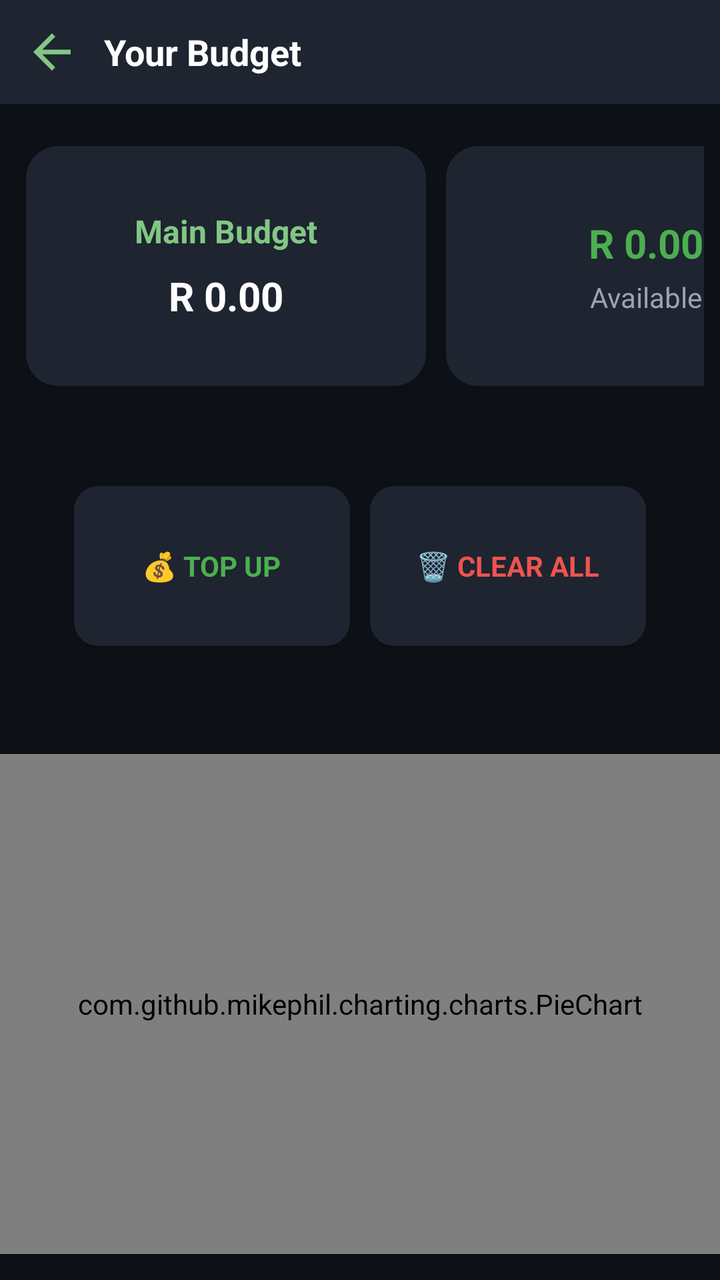
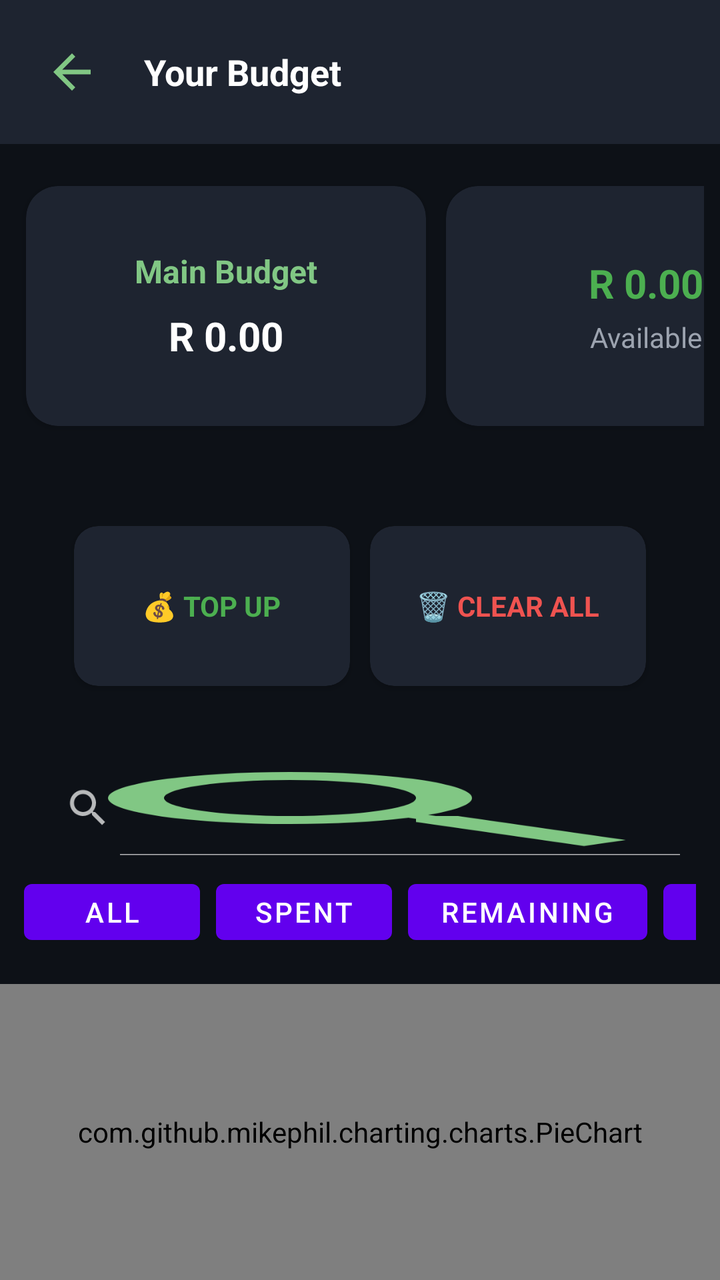

An Android layout rendered at two revisions. The XML below is the earlier revision; the diff shows what the commit changed to produce the second picture.
<!-- AndroidManifest.xml: application theme Theme.BudgetasYouGO -->
<!-- res/layout/activity_spendings.xml -->
<?xml version="1.0" encoding="utf-8"?>
<androidx.constraintlayout.widget.ConstraintLayout xmlns:android="http://schemas.android.com/apk/res/android"
    xmlns:app="http://schemas.android.com/apk/res-auto"
    xmlns:tools="http://schemas.android.com/tools"
    android:layout_width="match_parent"
    android:layout_height="match_parent"
    tools:context=".spendings"
    android:background="#0D1117">

    
    <LinearLayout
        android:id="@+id/topBar"
        android:layout_width="0dp"
        android:layout_height="wrap_content"
        android:orientation="horizontal"
        android:gravity="center_vertical"
        android:padding="12dp"
        android:background="#1E2430"
        app:layout_constraintTop_toTopOf="parent"
        app:layout_constraintStart_toStartOf="parent"
        app:layout_constraintEnd_toEndOf="parent">

        <ImageView
            android:id="@+id/backIcon"
            android:layout_width="28dp"
            android:layout_height="28dp"
            android:src="@drawable/arrow_back"
            android:contentDescription="Back"
            android:onClick="back_home"
            app:tint="#81C784" />

        <TextView
            android:layout_width="wrap_content"
            android:layout_height="wrap_content"
            android:layout_marginStart="12dp"
            android:text="Your Budget"
            android:textStyle="bold"
            android:textSize="18sp"
            android:textColor="#FFFFFF" />
    </LinearLayout>

    
    <HorizontalScrollView
        android:id="@+id/horizontalCardScroll"
        android:layout_width="0dp"
        android:layout_height="wrap_content"
        android:paddingHorizontal="8dp"
        android:layout_marginTop="16dp"
        android:scrollbars="none"
        app:layout_constraintTop_toBottomOf="@id/topBar"
        app:layout_constraintStart_toStartOf="parent"
        app:layout_constraintEnd_toEndOf="parent">

        <LinearLayout
            android:id="@+id/cardContainer"
            android:layout_width="wrap_content"
            android:layout_height="wrap_content"
            android:orientation="horizontal">

            
            <androidx.cardview.widget.CardView
                android:id="@+id/cardMainBudget"
                android:layout_width="200dp"
                android:layout_height="120dp"
                android:layout_marginEnd="12dp"
                android:layout_marginVertical="8dp"
                app:cardCornerRadius="16dp"
                app:cardElevation="2dp"
                app:cardBackgroundColor="#1E2430"
                android:layout_margin="5dp">

                <LinearLayout
                    android:layout_width="match_parent"
                    android:layout_height="match_parent"
                    android:orientation="vertical"
                    android:gravity="center">

                    <TextView
                        android:id="@+id/mainBudgetText"
                        android:layout_width="wrap_content"
                        android:layout_height="wrap_content"
                        android:text="Main Budget"
                        android:textStyle="bold"
                        android:textSize="16sp"
                        android:textColor="#81C784"/>

                    <TextView
                        android:id="@+id/mainBudgetValue"
                        android:layout_width="wrap_content"
                        android:layout_height="wrap_content"
                        android:text="R 0.00"
                        android:textSize="20sp"
                        android:textStyle="bold"
                        android:textColor="#FFFFFF"
                        android:layout_marginTop="8dp"/>
                </LinearLayout>
            </androidx.cardview.widget.CardView>

            
            <androidx.cardview.widget.CardView
                android:id="@+id/cardAvailableBalance"
                android:layout_width="200dp"
                android:layout_height="120dp"
                android:layout_marginEnd="12dp"
                android:layout_marginVertical="8dp"
                app:cardCornerRadius="16dp"
                app:cardElevation="2dp"
                app:cardBackgroundColor="#1E2430"
                android:layout_margin="5dp">

                <LinearLayout
                    android:layout_width="match_parent"
                    android:layout_height="match_parent"
                    android:orientation="vertical"
                    android:gravity="center">

                    <TextView
                        android:id="@+id/availableBalanceText"
                        android:layout_width="wrap_content"
                        android:layout_height="wrap_content"
                        android:text="R 0.00"
                        android:textStyle="bold"
                        android:textSize="20sp"
                        android:textColor="#4CAF50"/>

                    <TextView
                        android:layout_width="wrap_content"
                        android:layout_height="wrap_content"
                        android:text="Available"
                        android:textSize="14sp"
                        android:textColor="#9CA3AF"
                        android:layout_marginTop="4dp"/>
                </LinearLayout>
            </androidx.cardview.widget.CardView>

            
            <androidx.cardview.widget.CardView
                android:id="@+id/cardSpending"
                android:layout_width="200dp"
                android:layout_height="120dp"
                android:layout_marginVertical="8dp"
                app:cardCornerRadius="16dp"
                app:cardElevation="2dp"
                app:cardBackgroundColor="#1E2430"
                android:layout_margin="5dp">

                <LinearLayout
                    android:layout_width="match_parent"
                    android:layout_height="match_parent"
                    android:orientation="vertical"
                    android:gravity="center">

                    <TextView
                        android:id="@+id/spendingText"
                        android:layout_width="wrap_content"
                        android:layout_height="wrap_content"
                        android:text="R 0.00"
                        android:textStyle="bold"
                        android:textSize="20sp"
                        android:textColor="#EF5350"/>

                    <TextView
                        android:layout_width="wrap_content"
                        android:layout_height="wrap_content"
                        android:text="Total Spent"
                        android:textSize="14sp"
                        android:textColor="#9CA3AF"
                        android:layout_marginTop="4dp"/>
                </LinearLayout>
            </androidx.cardview.widget.CardView>
        </LinearLayout>
    </HorizontalScrollView>

    
    <LinearLayout
        android:id="@+id/actionOptionsLayout"
        android:layout_width="0dp"
        android:layout_height="wrap_content"
        android:orientation="horizontal"
        android:gravity="center"
        android:padding="20dp"
        android:layout_marginTop="20dp"
        android:layout_marginHorizontal="12dp"
        app:layout_constraintTop_toBottomOf="@id/horizontalCardScroll"
        app:layout_constraintStart_toStartOf="parent"
        app:layout_constraintEnd_toEndOf="parent">

        
        <androidx.cardview.widget.CardView
            android:id="@+id/cardTopUp"
            android:layout_width="0dp"
            android:layout_height="80dp"
            android:layout_marginEnd="8dp"
            android:layout_margin="5dp"
            android:layout_weight="1"
            app:cardCornerRadius="12dp"
            app:cardElevation="2dp"
            app:cardBackgroundColor="#1E2430">

            <LinearLayout
                android:layout_width="match_parent"
                android:layout_height="match_parent"
                android:orientation="vertical"
                android:onClick="tops"
                android:gravity="center">

                <TextView
                    android:layout_width="wrap_content"
                    android:layout_height="wrap_content"
                    android:text="💰 TOP UP"
                    android:textSize="14sp"
                    android:textStyle="bold"
                    android:textColor="#4CAF50" />
            </LinearLayout>
        </androidx.cardview.widget.CardView>

        
        <androidx.cardview.widget.CardView
            android:id="@+id/cardClearAll"
            android:layout_width="0dp"
            android:layout_height="80dp"
            android:layout_weight="1"
            app:cardCornerRadius="12dp"
            app:cardElevation="2dp"
            app:cardBackgroundColor="#1E2430"
            android:layout_margin="5dp">

            <LinearLayout
                android:layout_width="match_parent"
                android:layout_height="match_parent"
                android:orientation="vertical"
                android:onClick="clears"
                android:gravity="center">

                <TextView
                    android:layout_width="wrap_content"
                    android:layout_height="wrap_content"
                    android:text="🗑️ CLEAR ALL"
                    android:textSize="14sp"
                    android:textStyle="bold"
                    android:textColor="#EF5350" />
            </LinearLayout>
        </androidx.cardview.widget.CardView>
    </LinearLayout>

    
    <FrameLayout
        android:id="@+id/mainContent"
        android:layout_width="match_parent"
        android:layout_height="0dp"
        android:layout_marginTop="16dp"
        android:background="#0D1117"
        app:layout_constraintBottom_toBottomOf="parent"
        app:layout_constraintEnd_toEndOf="parent"
        app:layout_constraintStart_toStartOf="parent"
        app:layout_constraintTop_toBottomOf="@id/actionOptionsLayout">

        
        <com.github.mikephil.charting.charts.PieChart
            android:id="@+id/categoryPieChart"
            android:layout_width="match_parent"
            android:layout_height="250dp"
            android:background="#A3FFB9"

            android:layout_gravity="center"
            android:visibility="visible" />

        
        <androidx.viewpager2.widget.ViewPager2
            android:id="@+id/sliderViews"
            android:layout_width="match_parent"
            android:layout_height="200dp"
            android:layout_gravity="bottom"
            android:layout_marginTop="16dp"
            android:layout_marginBottom="16dp"
            android:clipToPadding="false"
            android:overScrollMode="never"
            android:paddingStart="8dp"

            android:paddingEnd="8dp" />

    </FrameLayout>

</androidx.constraintlayout.widget.ConstraintLayout>
<!-- resources referenced by this layout -->
<resources>
  <!-- drawable arrow_back (drawable) -->
  <vector xmlns:android="http://schemas.android.com/apk/res/android"
      android:width="24dp"
      android:height="24dp"
      android:viewportWidth="24"
      android:viewportHeight="24">
      <path
          android:fillColor="#FF000000"
          android:pathData="M20,11H7.83l5.59-5.59L12,4l-8,8 8,8 1.41-1.41L7.83,13H20v-2z"/>
  </vector>
  <style name="Theme.BudgetasYouGO" parent="Theme.MaterialComponents.NoActionBar">
          
          <item name="colorPrimary">@color/purple_500</item>
          <item name="colorPrimaryVariant">@color/purple_700</item>
          <item name="colorOnPrimary">@color/white</item>
          
          <item name="colorSecondary">@color/teal_200</item>
          <item name="colorSecondaryVariant">@color/teal_700</item>
          <item name="colorOnSecondary">@color/black</item>
          
          <item name="android:statusBarColor">?attr/colorPrimaryVariant</item>
          
      </style>
  <color name="purple_500">#FF6200EE</color>
  <color name="purple_700">#FF3700B3</color>
  <color name="white">#FFFFFFFF</color>
  <color name="teal_200">#FF03DAC5</color>
  <color name="teal_700">#FF018786</color>
  <color name="black">#FF000000</color>
</resources>

<!-- the commit's change to res/layout/activity_spendings.xml (unified diff, before → after) -->
@@ -22,8 +22,9 @@
 
         <ImageView
             android:id="@+id/backIcon"
-            android:layout_width="28dp"
-            android:layout_height="28dp"
+            android:layout_width="48dp"
+            android:layout_height="48dp"
+            android:padding="10dp"
             android:src="@drawable/arrow_back"
             android:contentDescription="Back"
             android:onClick="back_home"
@@ -242,7 +243,73 @@
             </LinearLayout>
         </androidx.cardview.widget.CardView>
     </LinearLayout>
-
+    
+    <LinearLayout
+        android:id="@+id/searchFilterLayout"
+        android:layout_width="0dp"
+        android:layout_height="wrap_content"
+        android:orientation="vertical"
+        android:paddingHorizontal="12dp"
+        android:layout_marginTop="12dp"
+        app:layout_constraintTop_toBottomOf="@id/actionOptionsLayout"
+        app:layout_constraintBottom_toTopOf="@id/mainContent"
+        app:layout_constraintStart_toStartOf="parent"
+        app:layout_constraintEnd_toEndOf="parent">
+
+        
+        <androidx.appcompat.widget.SearchView
+            android:id="@+id/searchView"
+            android:layout_width="match_parent"
+            android:layout_height="wrap_content"
+            android:queryHint="Search categories..."
+            android:background="@drawable/ic_search"
+            app:iconifiedByDefault="false" />
+
+        
+        <HorizontalScrollView
+            android:layout_width="match_parent"
+            android:layout_height="wrap_content"
+            android:scrollbars="none"
+            android:layout_marginTop="8dp">
+
+            <LinearLayout
+                android:layout_width="wrap_content"
+                android:layout_height="wrap_content"
+                android:orientation="horizontal">
+
+                <Button
+                    android:id="@+id/btnAll"
+                    android:layout_width="wrap_content"
+                    android:layout_height="40dp"
+                    android:text="All"
+                    android:layout_marginEnd="8dp" />
+
+                <Button
+                    android:id="@+id/btnSpent"
+                    android:layout_width="wrap_content"
+                    android:layout_height="40dp"
+                    android:text="Spent"
+                    android:layout_marginEnd="8dp" />
+
+                <Button
+                    android:id="@+id/btnRemaining"
+                    android:layout_width="wrap_content"
+                    android:layout_height="40dp"
+                    android:text="Remaining"
+                    android:layout_marginEnd="8dp" />
+
+                <Button
+                    android:id="@+id/btnOverBudget"
+                    android:layout_width="wrap_content"
+                    android:layout_height="40dp"
+                    android:text="Over Budget" />
+
+            </LinearLayout>
+        </HorizontalScrollView>
+
+    </LinearLayout>
+
+    
     
     <FrameLayout
         android:id="@+id/mainContent"
@@ -250,10 +317,10 @@
         android:layout_height="0dp"
         android:layout_marginTop="16dp"
         android:background="#0D1117"
+        app:layout_constraintTop_toBottomOf="@id/searchFilterLayout"
         app:layout_constraintBottom_toBottomOf="parent"
-        app:layout_constraintEnd_toEndOf="parent"
-        app:layout_constraintStart_toStartOf="parent"
-        app:layout_constraintTop_toBottomOf="@id/actionOptionsLayout">
+        app:layout_constraintStart_toStartOf="parent"
+        app:layout_constraintEnd_toEndOf="parent">
 
         
         <com.github.mikephil.charting.charts.PieChart
@@ -261,7 +328,6 @@
             android:layout_width="match_parent"
             android:layout_height="250dp"
             android:background="#A3FFB9"
-
             android:layout_gravity="center"
             android:visibility="visible" />
 
@@ -276,9 +342,7 @@
             android:clipToPadding="false"
             android:overScrollMode="never"
             android:paddingStart="8dp"
-
             android:paddingEnd="8dp" />
 
     </FrameLayout>
-
 </androidx.constraintlayout.widget.ConstraintLayout>
<!-- resource entries referenced after the edit -->
@@ -9,6 +9,17 @@
       <path
           android:fillColor="#FF000000"
           android:pathData="M20,11H7.83l5.59-5.59L12,4l-8,8 8,8 1.41-1.41L7.83,13H20v-2z"/>
+  </vector>
+  <!-- drawable ic_search (drawable) -->
+  <vector xmlns:android="http://schemas.android.com/apk/res/android"
+      android:width="24dp"
+      android:height="24dp"
+      android:viewportWidth="24"
+      android:viewportHeight="24">
+  
+      <path
+          android:fillColor="#81C784"
+          android:pathData="M15.5,14h-0.79l-0.28,-0.27A6.47,6.47 0,0 0,16 9.5A6.5,6.5 0,1 0,9.5 16A6.47,6.47 0,0 0,13.73 14.43l0.27,0.28v0.79L20,21.49L21.49,20L15.5,14zM9.5,14A4.5,4.5 0,1 1,14 9.5A4.5,4.5 0,0 1,9.5 14z"/>
   </vector>
   <style name="Theme.BudgetasYouGO" parent="Theme.MaterialComponents.NoActionBar">
           
